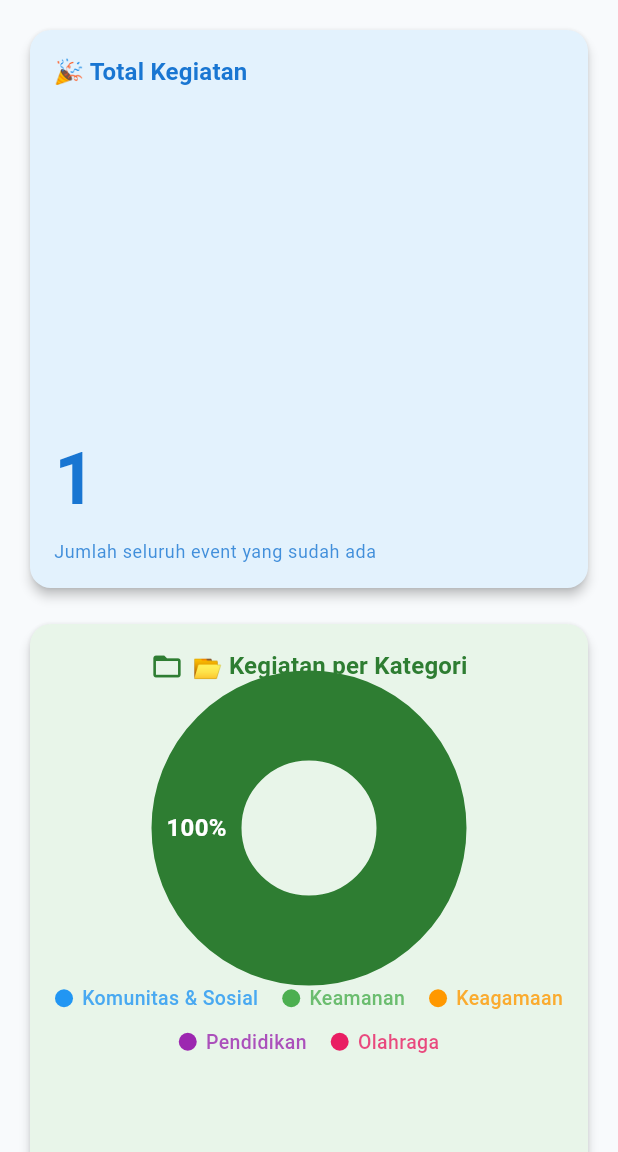
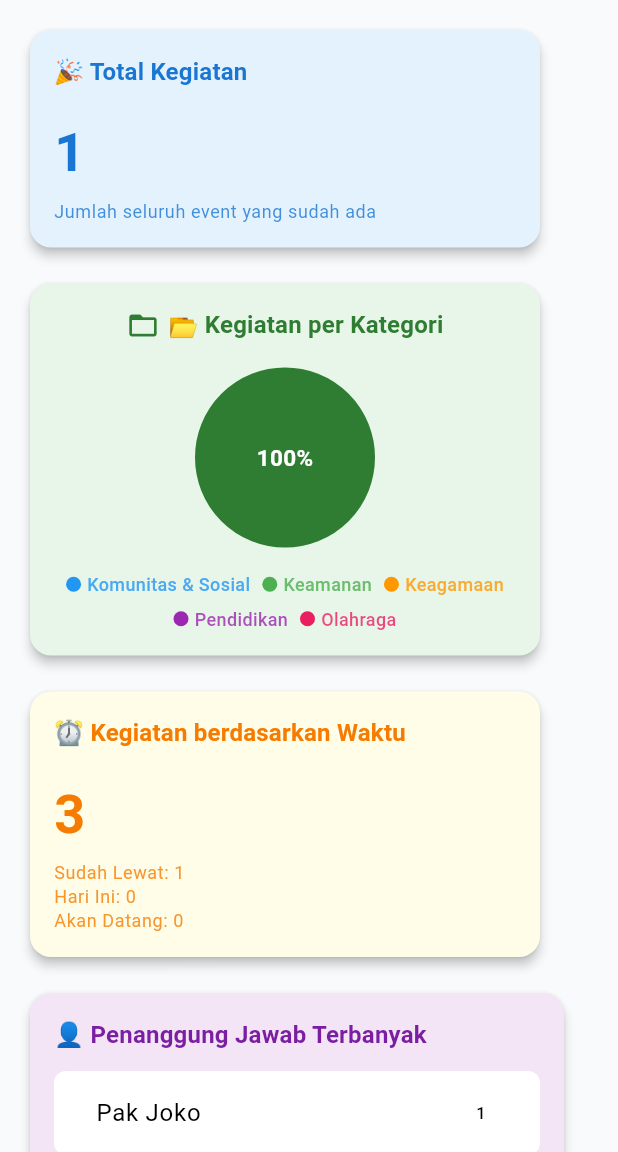
Before and after one commit to Ghetsa/UTS_Mobile_Kelompok3, a Flutter app: the DashboardKegiatanPage screen opened by its route, on a phone screen of 412 x 824 dp, the part 84-1236 px from its top. Run offline on Flutter 3.47's test engine with Material 3 defaults, Android fonts, the phone set to English and light mode, and no system bars; drawn by our look-alikes of fl_chart; our stand-ins replace file_picker.

Commit message:
Fix : Dashboard kegiatan

```diff
--- a/jawara_kelompok3/lib/Dashboard/kegiatan.dart
+++ b/jawara_kelompok3/lib/Dashboard/kegiatan.dart
@@ -10,17 +10,6 @@ class DashboardKegiatanPage extends StatelessWidget {
   Widget build(BuildContext context) {
     final theme = Theme.of(context);
     final width = MediaQuery.of(context).size.width;
-
-    // Jumlah kolom responsif
-    int topColumns = 1;
-    int bottomColumns = 1;
-    if (width > 1100) {
-      topColumns = 3;
-      bottomColumns = 2;
-    } else if (width > 700) {
-      topColumns = 2;
-      bottomColumns = 2;
-    }
 
     return Scaffold(
       backgroundColor: AppTheme.backgroundBlueWhite,
@@ -43,48 +32,71 @@ class DashboardKegiatanPage extends StatelessWidget {
             crossAxisAlignment: CrossAxisAlignment.start,
             children: [
               // ====== BAGIAN ATAS ======
-              GridView.count(
-                crossAxisCount: topColumns,
-                shrinkWrap: true,
-                crossAxisSpacing: 16,
-                mainAxisSpacing: 16,
-                physics: const NeverScrollableScrollPhysics(),
+              LayoutBuilder(
+                builder: (context, constraints) {
+                  final itemWidth = (constraints.maxWidth - 32) / (width > 1100
+                      ? 3
+                      : width > 700
+                          ? 2
+                          : 1);
+                  return Wrap(
+                    spacing: 16,
+                    runSpacing: 16,
                     children: [
-                  StatCard(
+                      SizedBox(
+                        width: itemWidth,
+                        child: StatCard(
                           title: "🎉 Total Kegiatan",
                           value: "1",
                           subtitle: "Jumlah seluruh event yang sudah ada",
                           background: Colors.blue.shade50,
                           accent: Colors.blue.shade700,
                         ),
-                  PieCard(
+                      ),
+                      SizedBox(
+                        width: itemWidth,
+                        child: PieCard(
                           title: "📂 Kegiatan per Kategori",
                           background: Colors.green.shade50,
                           accent: Colors.green.shade800,
                         ),
-                  StatCard(
+                      ),
+                      SizedBox(
+                        width: itemWidth,
+                        child: StatCard(
                           title: "⏰ Kegiatan berdasarkan Waktu",
                           value: "3",
                           subtitle: "Sudah Lewat: 1\nHari Ini: 0\nAkan Datang: 0",
                           background: Colors.yellow.shade50,
                           accent: Colors.orange.shade700,
                         ),
+                      ),
                     ],
+                  );
+                },
               ),
 
               const SizedBox(height: 16),
 
               // ====== BAGIAN BAWAH ======
-              GridView.count(
-                crossAxisCount: bottomColumns,
-                shrinkWrap: true,
-                crossAxisSpacing: 16,
-                mainAxisSpacing: 16,
-                physics: const NeverScrollableScrollPhysics(),
-                children: const [
-                  ExpandedListCard(),
-                  BarChartCard(),
+              LayoutBuilder(
+                builder: (context, constraints) {
+                  final itemWidth = (constraints.maxWidth - 16) / (width > 700 ? 2 : 1);
+                  return Wrap(
+                    spacing: 16,
+                    runSpacing: 16,
+                    children: [
+                      SizedBox(
+                        width: itemWidth,
+                        child: const ExpandedListCard(),
+                      ),
+                      SizedBox(
+                        width: itemWidth,
+                        child: const BarChartCard(),
+                      ),
                     ],
+                  );
+                },
               ),
             ],
           ),
@@ -130,11 +142,11 @@ class StatCard extends StatelessWidget {
                 fontWeight: FontWeight.w700,
               ),
             ),
-            const Spacer(),
+            const SizedBox(height: 16),
             Text(
               value,
               style: TextStyle(
-                fontSize: 48,
+                fontSize: 36,
                 fontWeight: FontWeight.bold,
                 color: accent,
               ),
@@ -170,6 +182,8 @@ class PieCard extends StatelessWidget {
   @override
   Widget build(BuildContext context) {
     final theme = Theme.of(context);
+    final width = MediaQuery.of(context).size.width;
+    final chartSize = width > 700 ? 160.0 : 120.0;
 
     return Card(
       color: background,
@@ -184,31 +198,35 @@ class PieCard extends StatelessWidget {
               children: [
                 Icon(Icons.folder_open, color: accent, size: 22),
                 const SizedBox(width: 6),
-                Text(
+                Flexible(
+                  child: Text(
                     title,
+                    textAlign: TextAlign.center,
                     style: theme.textTheme.titleMedium?.copyWith(
                       color: accent,
                       fontWeight: FontWeight.w700,
+                    ),
                   ),
                 ),
               ],
             ),
             const SizedBox(height: 16),
             SizedBox(
-              height: 160,
+              height: chartSize,
+              width: chartSize, // pastikan width sama dengan height
               child: PieChart(
                 PieChartData(
-                  centerSpaceRadius: 45,
+                  centerSpaceRadius: 0,
                   sectionsSpace: 2,
                   sections: [
                     PieChartSectionData(
                       value: 100,
                       color: accent,
-                      radius: 60,
+                      radius: chartSize / 2,
                       title: '100%',
-                      titleStyle: const TextStyle(
+                      titleStyle: TextStyle(
                         color: Colors.white,
-                        fontSize: 16,
+                        fontSize: chartSize / 8,
                         fontWeight: FontWeight.bold,
                       ),
                     ),
@@ -216,11 +234,11 @@ class PieCard extends StatelessWidget {
                 ),
               ),
             ),
-            const SizedBox(height: 24),
+            const SizedBox(height: 16),
             Wrap(
               alignment: WrapAlignment.center,
-              spacing: 16,
-              runSpacing: 10,
+              spacing: 8,
+              runSpacing: 6,
               children: const [
                 LegendDot(color: Colors.blue, text: 'Komunitas & Sosial'),
                 LegendDot(color: Colors.green, text: 'Keamanan'),
@@ -236,7 +254,7 @@ class PieCard extends StatelessWidget {
   }
 }
 
-/// ====== TITIK LEGEND WARNA ======
+/// ====== LEGEND ======
 class LegendDot extends StatelessWidget {
   final Color color;
   final String text;
@@ -248,15 +266,15 @@ class LegendDot extends StatelessWidget {
       mainAxisSize: MainAxisSize.min,
       children: [
         Container(
-          width: 12,
-          height: 12,
+          width: 10,
+          height: 10,
           decoration: BoxDecoration(color: color, shape: BoxShape.circle),
         ),
-        const SizedBox(width: 6),
+        const SizedBox(width: 4),
         Text(
           text,
           style: TextStyle(
-            fontSize: 13,
+            fontSize: 12,
             color: color.withOpacity(0.8),
             fontWeight: FontWeight.w500,
           ),
@@ -308,13 +326,25 @@ class ExpandedListCard extends StatelessWidget {
   }
 }
 
-/// ====== KARTU BAR CHART ======
+/// ====== BAR CHART ======
 class BarChartCard extends StatelessWidget {
   const BarChartCard({super.key});
 
   @override
   Widget build(BuildContext context) {
     final theme = Theme.of(context);
+    final width = MediaQuery.of(context).size.width;
+    final chartHeight = width > 700 ? 300.0 : 250.0;
+
+    // Data contoh
+    final List<String> bulan = [
+      "Jan", "Feb", "Mar", "Apr", "Mei", "Jun",
+      "Jul", "Agu", "Sep", "Okt", "Nov", "Des"
+    ];
+    final List<double> values = [5, 3, 4, 2, 6, 1, 0, 3, 2, 4, 5, 1];
+
+    final maxValue = values.reduce((a, b) => a > b ? a : b) + 1;
+
     return Card(
       color: Colors.pink.shade50,
       elevation: 3,
@@ -332,41 +362,62 @@ class BarChartCard extends StatelessWidget {
               ),
             ),
             const SizedBox(height: 12),
-            Expanded(
+            SizedBox(
+              height: chartHeight,
               child: BarChart(
                 BarChartData(
+                  maxY: maxValue, // skala horizontal
                   alignment: BarChartAlignment.spaceAround,
+                  groupsSpace: 12,
+                  barTouchData: BarTouchData(enabled: false),
                   titlesData: FlTitlesData(
+                    leftTitles: AxisTitles(
+                      sideTitles: SideTitles(
+                        showTitles: true,
+                        getTitlesWidget: (value, meta) {
+                          if (value.toInt() >= 0 && value.toInt() < bulan.length) {
+                            return Text(
+                              bulan[value.toInt()],
+                              style: TextStyle(fontSize: width > 700 ? 12 : 10),
+                            );
+                          }
+                          return const SizedBox.shrink();
+                        },
+                        reservedSize: 70,
+                      ),
+                    ),
                     bottomTitles: AxisTitles(
                       sideTitles: SideTitles(
                         showTitles: true,
-                        getTitlesWidget: (v, meta) {
-                          const bulan = ["Jan", "Feb", "Mar", "Apr", "Mei", "Jun", "Jul", "Agu", "Sep", "Okt", "Nov", "Des"];
-                          return Text(bulan[v.toInt() % 12]);
+                        getTitlesWidget: (value, meta) {
+                          return Text(
+                            value.toInt().toString(),
+                            style: TextStyle(fontSize: width > 700 ? 12 : 10),
+                          );
                         },
                       ),
                     ),
-                    leftTitles: AxisTitles(
-                      sideTitles: SideTitles(
-                        showTitles: true,
-                        reservedSize: 24,
-                      ),
-                    ),
+                    topTitles: AxisTitles(sideTitles: SideTitles(showTitles: false)),
+                    rightTitles: AxisTitles(sideTitles: SideTitles(showTitles: false)),
                   ),
                   borderData: FlBorderData(show: false),
-                  barGroups: [
-                    BarChartGroupData(
-                      x: 9,
+                  gridData: FlGridData(show: true),
+                  barGroups: List.generate(bulan.length, (index) {
+                    return BarChartGroupData(
+                      x: index,
+                      barsSpace: 4,
                       barRods: [
                         BarChartRodData(
-                          toY: 1,
+                          toY: values[index],
+                          width: width > 700 ? 18 : 12,
                           color: Colors.pink.shade400,
-                          width: 18,
+                          borderRadius: BorderRadius.circular(6),
                         ),
                       ],
+                    );
+                  }),
                 ),
-                  ],
-                ),
+                swapAnimationDuration: const Duration(milliseconds: 400),
               ),
             ),
           ],
```
Lines whose indentation alone changed are shown as unchanged.
